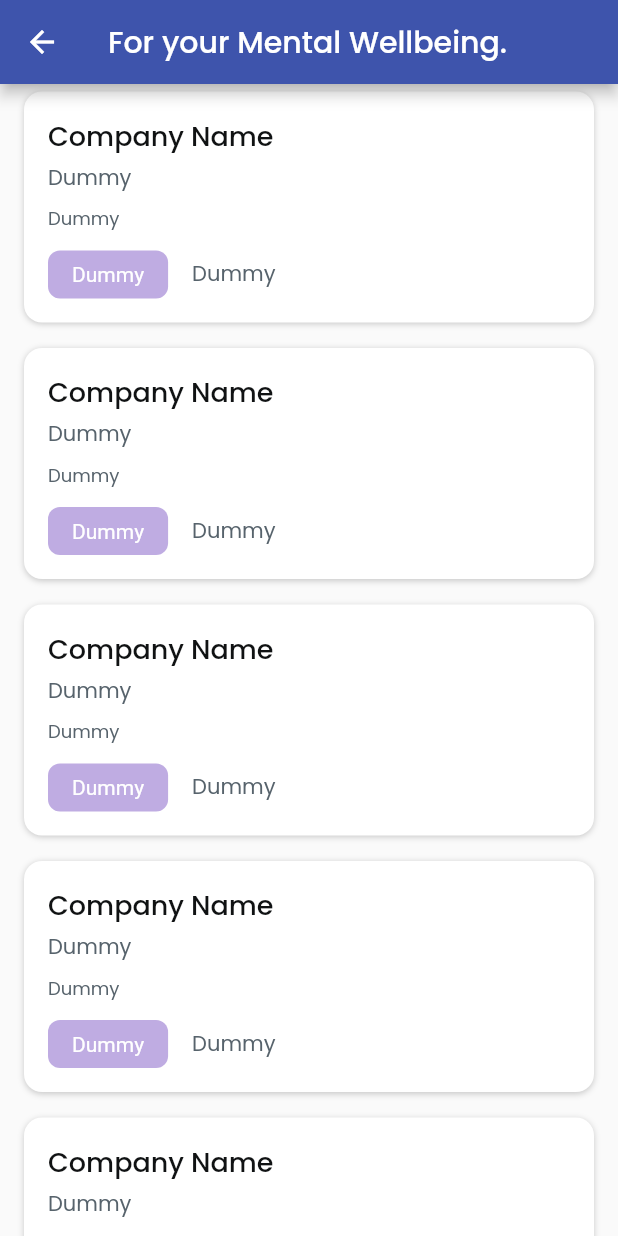
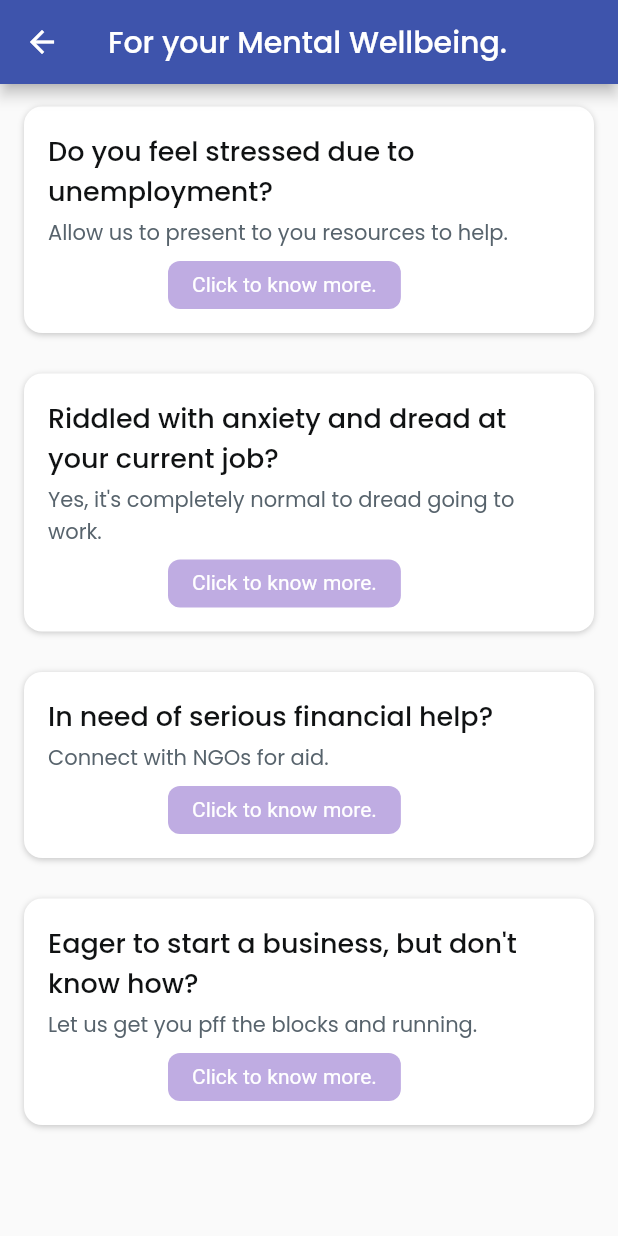
Before and after one commit to VatsalShah03/DartKnights_LOC, a Flutter app: the MentalHealth screen opened directly, on a phone screen of 412 x 824 dp. Run offline on Flutter 3.47's test engine with Material 2 defaults, Android fonts, the light colour scheme and no system bars; our stand-ins replace cloud_firestore, firebase_auth, firebase_core, firebase_storage, flutter_svg, geolocator and 9 more; missing offline and left inert: razorpay_flutter; accounts and stored records are empty; Roboto replaces fonts that are missing (Outfit).

Commit message:
Mental Health Facilities added

```diff
--- a/lib/views/MentalHealth.dart
+++ b/lib/views/MentalHealth.dart
@@ -1,5 +1,5 @@
 import 'package:flutter/material.dart';
-
+import 'package:url_launcher/url_launcher.dart';
 import '../constants.dart';
 
 class MentalHealth extends StatefulWidget {
@@ -20,25 +20,51 @@ class _MentalHealthState extends State<MentalHealth> {
             body: Container(
               height: MediaQuery.of(context).size.height,
               width: MediaQuery.of(context).size.width,
-        child: ListView.builder(
+              child: ListView(
                 physics: BouncingScrollPhysics(),
-          itemBuilder: (BuildContext context, int index) {
-            return MentalHealthCards();
-          },
-          itemCount: 5,
+                children: [
+                  MentalHealthCards(
+                    text1: "Do you feel stressed due to unemployment?",
+                    text2: "Allow us to present to you resources to help.",
+                    text3: "https://mhfaindia.com/mhfa-workplaces",
                   ),
+                  MentalHealthCards(
+                    text1:
+                        "Riddled with anxiety and dread at your current job?",
+                    text2:
+                        "Yes, it's completely normal to dread going to work.",
+                    text3:
+                        "https://www.workitdaily.com/dread-going-to-work#:~:text=Is%20It%20Normal%20To%20Dread,look%20for%20a%20new%20job.",
                   ),
-    ));
+                  MentalHealthCards(
+                    text1: "In need of serious financial help?",
+                    text2: "Connect with NGOs for aid.",
+                    text3:
+                        "https://prsindia.org/theprsblog/the-insolvency-and-bankruptcy-code-all-you-need-to-know?page=328&per-page=1",
+                  ),
+                  MentalHealthCards(
+                    text1: "Eager to start a business, but don't know how?",
+                    text2: "Let us get you pff the blocks and running.",
+                    text3:
+                        "https://www.businessnewsdaily.com/4686-how-to-start-a-business.html",
+                  ),
+                ],
+              ),
+            )));
   }
 }
 
 class MentalHealthCards extends StatelessWidget {
-  const MentalHealthCards({Key? key}) : super(key: key);
+  String? text1, text2, text3;
+
+  MentalHealthCards(
+      {Key? key, required this.text1, required this.text2, required this.text3})
+      : super(key: key);
 
   @override
   Widget build(BuildContext context) {
     return Padding(
-        padding: EdgeInsetsDirectional.fromSTEB(16, 5, 16, 12),
+        padding: EdgeInsetsDirectional.fromSTEB(16, 15, 16, 12),
         child: Container(
           width: double.infinity,
           constraints: BoxConstraints(
@@ -63,7 +89,7 @@ class MentalHealthCards extends StatelessWidget {
               Padding(
                 padding: EdgeInsetsDirectional.fromSTEB(0, 0, 0, 4),
                 child: Text(
-                  'Company Name',
+                  text1!,
                   style: TextStyle(
                     color: Color(0xFF101213),
                     fontSize: 18,
@@ -74,21 +100,10 @@ class MentalHealthCards extends StatelessWidget {
               Padding(
                 padding: EdgeInsetsDirectional.fromSTEB(0, 0, 0, 8),
                 child: Text(
-                  "Dummy",
+                  text2!,
                   style: TextStyle(
                     color: Color(0xFF57636C),
                     fontSize: 14,
-                    fontWeight: FontWeight.normal,
-                  ),
-                ),
-              ),
-              Padding(
-                padding: EdgeInsetsDirectional.fromSTEB(0, 0, 0, 12),
-                child: Text(
-                  "Dummy",
-                  style: TextStyle(
-                    color: Color(0xFF57636C),
-                    fontSize: 12,
                     fontWeight: FontWeight.normal,
                   ),
                 ),
@@ -97,7 +112,7 @@ class MentalHealthCards extends StatelessWidget {
                 mainAxisSize: MainAxisSize.max,
                 children: [
                   Padding(
-                    padding: EdgeInsetsDirectional.fromSTEB(0, 0, 16, 0),
+                    padding: EdgeInsetsDirectional.fromSTEB(80, 0, 16, 0),
                     child: Container(
                       height: 32,
                       decoration: BoxDecoration(
@@ -107,8 +122,9 @@ class MentalHealthCards extends StatelessWidget {
                       alignment: AlignmentDirectional(0, 0),
                       child: Padding(
                         padding: EdgeInsetsDirectional.fromSTEB(16, 0, 16, 0),
+                        child: InkWell(
                           child: Text(
-                          "Dummy",
+                            "Click to know more.",
                             style: TextStyle(
                               fontFamily: 'Outfit',
                               color: Colors.white,
@@ -116,15 +132,12 @@ class MentalHealthCards extends StatelessWidget {
                               fontWeight: FontWeight.normal,
                             ),
                           ),
+                          onTap: () {
+                            var text = Uri.parse(text3!);
+                            launchUrl(text);
+                          },
                         ),
                       ),
-                  ),
-                  Text(
-                    "Dummy",
-                    style: TextStyle(
-                      color: Color(0xFF57636C),
-                      fontSize: 14,
-                      fontWeight: FontWeight.normal,
                     ),
                   ),
                 ],
--- a/pubspec.yaml
+++ b/pubspec.yaml
@@ -50,7 +50,7 @@ dependencies:
   geocoding: ^2.0.5
   settings_ui:
   flutter_svg:
-
+  url_launcher: ^6.1.10
 
 
 
```
Also changed, not shown: pubspec.lock, 5 other files. Lines whose indentation alone changed are shown as unchanged.
